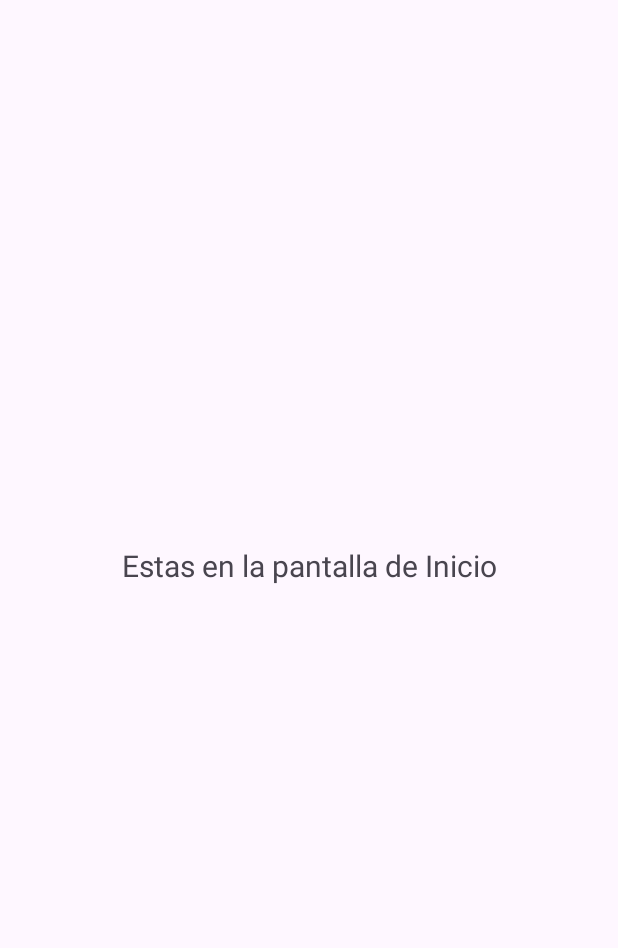
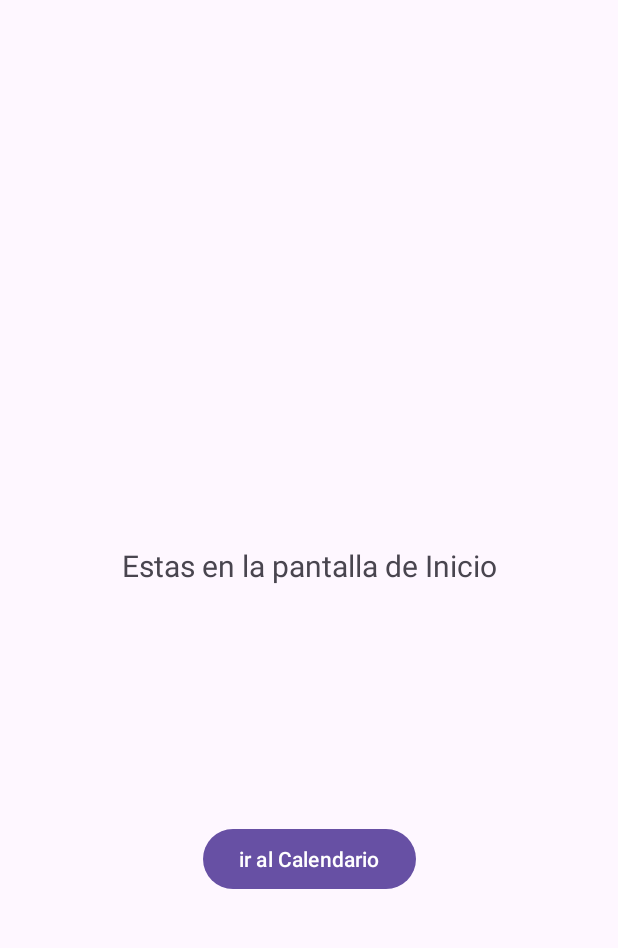
Before and after one commit to lobokronos/TFG, an Android app: the HomeActivity screen opened directly, with no data from a screen before it, on a phone screen of 412 x 824 dp, the part 105-1053 px from its top. Run offline under Robolectric (Android 15) with nearby library versions, the phone set to English and light mode, and no system bars.

Commit message:
Implementación primaria del calendario

```diff
--- a/app/build.gradle.kts
+++ b/app/build.gradle.kts
@@ -10,7 +10,7 @@ android {
 
     defaultConfig {
         applicationId = "com.example.proyectofinal"
-        minSdk = 24
+        minSdk = 26
         targetSdk = 35
         versionCode = 1
         versionName = "1.0"
--- a/app/src/main/java/com/example/proyectofinal/HomeActivity.kt
+++ b/app/src/main/java/com/example/proyectofinal/HomeActivity.kt
@@ -7,7 +7,7 @@ import android.widget.AdapterView
 import androidx.appcompat.app.AppCompatActivity
 import com.example.proyectofinal.databinding.ActivityHomeBinding
 
-class HomeActivity : AppCompatActivity(), AdapterView.OnItemSelectedListener {
+class HomeActivity : AppCompatActivity(), AdapterView.OnItemSelectedListener, View.OnClickListener {
     private lateinit var binding: ActivityHomeBinding
     private var firstItem = true
     override fun onCreate(savedInstanceState: Bundle?) {
@@ -17,6 +17,7 @@ class HomeActivity : AppCompatActivity(), AdapterView.OnItemSelectedListener {
         setContentView(binding.root)
 
         actions()
+        binding.btnCalendario.setOnClickListener(this)
     }
 
     private fun actions() {
@@ -41,4 +42,12 @@ class HomeActivity : AppCompatActivity(), AdapterView.OnItemSelectedListener {
 override fun onNothingSelected(parent: AdapterView<*>?) {
 
 }
+
+    override fun onClick(v: View?) {
+        when(v?.id){
+            binding.btnCalendario.id ->{
+                startActivity(Intent(this, CalendarActivity::class.java))
+            }
+        }
+    }
 }
--- a/app/src/main/res/layout/activity_home.xml
+++ b/app/src/main/res/layout/activity_home.xml
@@ -49,6 +49,7 @@
         app:layout_constraintTop_toTopOf="@+id/imageUser" />
 
     <TextView
+        android:id="@+id/textView"
         android:layout_width="wrap_content"
         android:layout_height="wrap_content"
         android:text="Estas en la pantalla de Inicio"
@@ -58,6 +59,16 @@
         app:layout_constraintStart_toStartOf="parent"
         app:layout_constraintTop_toBottomOf="@+id/toolBar" />
 
+    <Button
+        android:id="@+id/btnCalendario"
+        android:text="ir al Calendario"
+        android:layout_width="wrap_content"
+        android:layout_height="wrap_content"
+        app:layout_constraintBottom_toBottomOf="parent"
+        app:layout_constraintEnd_toEndOf="parent"
+        app:layout_constraintStart_toStartOf="parent"
+        app:layout_constraintTop_toBottomOf="@+id/textView" />
+
 
 
 
--- a/app/src/main/res/layout/calendar_day_layout.xml
+++ b/app/src/main/res/layout/calendar_day_layout.xml
@@ -6,7 +6,7 @@
     android:orientation="vertical">
 
     <TextView
-        android:id="@+id/calendarDayContainer"
+        android:id="@+id/calendarDayText"
         android:layout_width="match_parent"
         android:layout_height="match_parent"
         android:gravity="center"
--- a/app/src/main/res/values/strings.xml
+++ b/app/src/main/res/values/strings.xml
@@ -1,5 +1,5 @@
 <resources>
-    <string name="app_name">Prueba_Firebase</string>
+    <string name="app_name">Proyecto Final</string>
     <string name="numEmpleado">Nº de empleado</string>
     <string name="password">Contraseña</string>
     <string name="textoBoton">Iniciar Sesion</string>
--- a/build.gradle.kts
+++ b/build.gradle.kts
@@ -1,4 +1,3 @@
-// Top-level build file where you can add configuration options common to all sub-projects/modules.
 plugins {
     alias(libs.plugins.android.application) apply false
     alias(libs.plugins.kotlin.android) apply false
```
Also changed, not shown: app/src/main/AndroidManifest.xml (+0 -9 lines), app/src/main/java/com/example/proyectofinal/CalendarActivity.kt (+52 -2 lines), app/src/main/java/com/example/proyectofinal/DayViewContainer.kt (added, +15 -0 lines), app/src/main/res/layout/activity_calendar.xml (+4 -11 lines).
